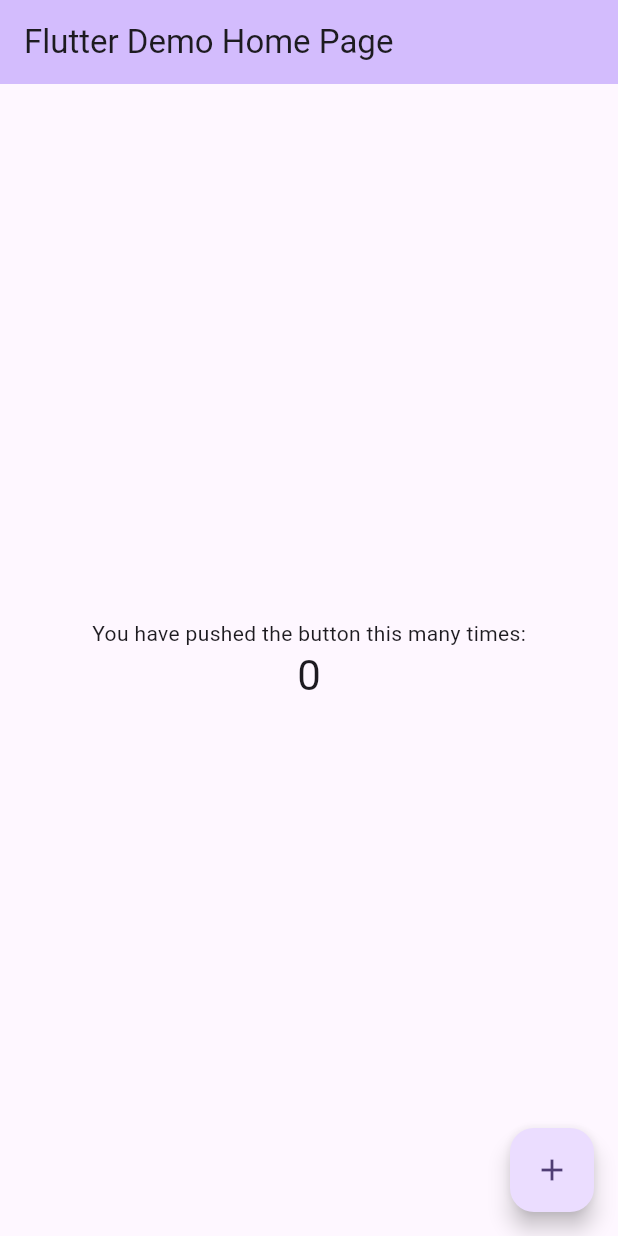
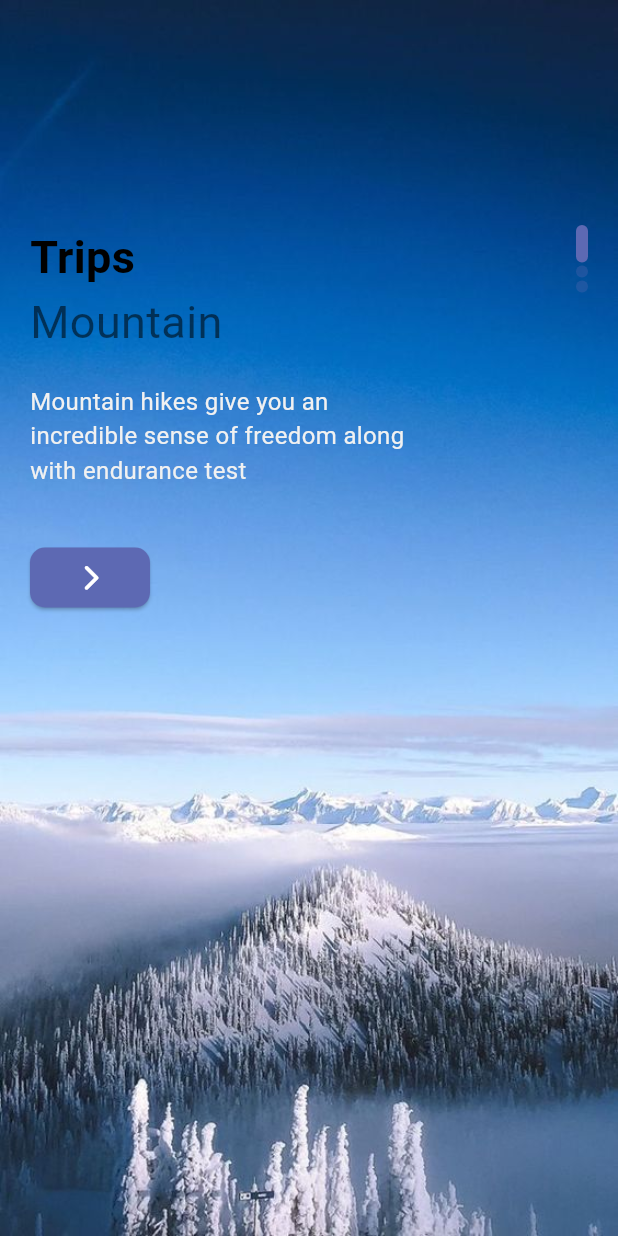
Before and after one commit to MahmoudAboHebil/travel_app_flutter, a Flutter app: the screen it shows after launch, on a phone screen of 412 x 824 dp. Run offline on Flutter 3.47's test engine with Material 3 defaults, Android fonts, the phone set to English and light mode, and no system bars; our stand-ins replace font_awesome_flutter.

Commit message:
creating welcome page

```diff
--- /dev/null
+++ b/lib/constants/app_colors.dart
@@ -0,0 +1,11 @@
+import 'dart:ui';
+
+class AppColors {
+  static final Color textColor1 = Color(0xff989acd);
+  static final Color textColor2 = Color(0xff878593);
+  static final Color bigTextColor = Color(0xff2e2e31);
+  static final Color mainColor = Color(0xff5d69b3);
+  static final Color startColor = Color(0xffe7bb4e);
+  static final Color mainTextColor = Color(0xffababad);
+  static final Color buttonBackground = Color(0xfff1f1f1);
+}
--- a/lib/main.dart
+++ b/lib/main.dart
@@ -1,4 +1,5 @@
 import 'package:flutter/material.dart';
+import 'package:travel_app_flutter/pages/welcome_page.dart';
 
 void main() {
   runApp(const MyApp());
@@ -7,119 +8,12 @@ void main() {
 class MyApp extends StatelessWidget {
   const MyApp({super.key});
 
-  // This widget is the root of your application.
   @override
   Widget build(BuildContext context) {
     return MaterialApp(
       title: 'Flutter Demo',
-      theme: ThemeData(
-        // This is the theme of your application.
-        //
-        // TRY THIS: Try running your application with "flutter run". You'll see
-        // the application has a purple toolbar. Then, without quitting the app,
-        // try changing the seedColor in the colorScheme below to Colors.green
-        // and then invoke "hot reload" (save your changes or press the "hot
-        // reload" button in a Flutter-supported IDE, or press "r" if you used
-        // the command line to start the app).
-        //
-        // Notice that the counter didn't reset back to zero; the application
-        // state is not lost during the reload. To reset the state, use hot
-        // restart instead.
-        //
-        // This works for code too, not just values: Most code changes can be
-        // tested with just a hot reload.
-        colorScheme: ColorScheme.fromSeed(seedColor: Colors.deepPurple),
-        useMaterial3: true,
-      ),
-      home: const MyHomePage(title: 'Flutter Demo Home Page'),
+      debugShowCheckedModeBanner: false,
+      home: WelcomePage(),
     );
   }
 }
-
-class MyHomePage extends StatefulWidget {
-  const MyHomePage({super.key, required this.title});
-
-  // This widget is the home page of your application. It is stateful, meaning
-  // that it has a State object (defined below) that contains fields that affect
-  // how it looks.
-
-  // This class is the configuration for the state. It holds the values (in this
-  // case the title) provided by the parent (in this case the App widget) and
-  // used by the build method of the State. Fields in a Widget subclass are
-  // always marked "final".
-
-  final String title;
-
-  @override
-  State<MyHomePage> createState() => _MyHomePageState();
-}
-
-class _MyHomePageState extends State<MyHomePage> {
-  int _counter = 0;
-
-  void _incrementCounter() {
-    setState(() {
-      // This call to setState tells the Flutter framework that something has
-      // changed in this State, which causes it to rerun the build method below
-      // so that the display can reflect the updated values. If we changed
-      // _counter without calling setState(), then the build method would not be
-      // called again, and so nothing would appear to happen.
-      _counter++;
-    });
-  }
-
-  @override
-  Widget build(BuildContext context) {
-    // This method is rerun every time setState is called, for instance as done
-    // by the _incrementCounter method above.
-    //
-    // The Flutter framework has been optimized to make rerunning build methods
-    // fast, so that you can just rebuild anything that needs updating rather
-    // than having to individually change instances of widgets.
-    return Scaffold(
-      appBar: AppBar(
-        // TRY THIS: Try changing the color here to a specific color (to
-        // Colors.amber, perhaps?) and trigger a hot reload to see the AppBar
-        // change color while the other colors stay the same.
-        backgroundColor: Theme.of(context).colorScheme.inversePrimary,
-        // Here we take the value from the MyHomePage object that was created by
-        // the App.build method, and use it to set our appbar title.
-        title: Text(widget.title),
-      ),
-      body: Center(
-        // Center is a layout widget. It takes a single child and positions it
-        // in the middle of the parent.
-        child: Column(
-          // Column is also a layout widget. It takes a list of children and
-          // arranges them vertically. By default, it sizes itself to fit its
-          // children horizontally, and tries to be as tall as its parent.
-          //
-          // Column has various properties to control how it sizes itself and
-          // how it positions its children. Here we use mainAxisAlignment to
-          // center the children vertically; the main axis here is the vertical
-          // axis because Columns are vertical (the cross axis would be
-          // horizontal).
-          //
-          // TRY THIS: Invoke "debug painting" (choose the "Toggle Debug Paint"
-          // action in the IDE, or press "p" in the console), to see the
-          // wireframe for each widget.
-          mainAxisAlignment: MainAxisAlignment.center,
-          children: <Widget>[
-            const Text(
-              'You have pushed the button this many times:',
-            ),
-            Text(
-              '$_counter',
-              style: Theme.of(context).textTheme.headlineMedium,
-            ),
-          ],
-        ),
-      ),
-      floatingActionButton: FloatingActionButton(
-        onPressed: _incrementCounter,
-        tooltip: 'Increment',
-        child: const Icon(Icons.add),
-      ), // This trailing comma makes auto-formatting nicer for build methods.
-    );
-  }
-}
--- /dev/null
+++ b/lib/pages/welcome_page.dart
@@ -0,0 +1,112 @@
+import 'package:flutter/cupertino.dart';
+import 'package:flutter/material.dart';
+import 'package:travel_app_flutter/constants/app_colors.dart';
+import 'package:travel_app_flutter/widgets/app_text.dart';
+import 'package:travel_app_flutter/widgets/responsive_button.dart';
+
+import '../widgets/app_large_text.dart';
+
+class WelcomePage extends StatefulWidget {
+  @override
+  State<WelcomePage> createState() => _WelcomePageState();
+}
+
+class _WelcomePageState extends State<WelcomePage> {
+  List images = [
+    'welcome_one.jpg',
+    'welcome_two.jpg',
+    'welcome_three.jpg',
+  ];
+  List sentences = [
+    'Mountain hikes give you an incredible sense of freedom along with endurance test',
+    'Embarking on a safari adventure immerses you in the heart of the wild, where the untamed landscapes and majestic creatures ignite a primal sense of wonder and awe',
+    'Delving into ancient ruins offers a captivating journey through history, where every crumbling stone tells a story and every step uncovers secrets of civilizations long past'
+  ];
+  List subjects = [
+    'Mountain',
+    'Safari',
+    'Ancient Ruins',
+  ];
+  List colours = [
+    AppColors.buttonBackground,
+    AppColors.bigTextColor,
+    AppColors.mainColor
+  ];
+  int pageNumber = 0;
+  @override
+  Widget build(BuildContext context) {
+    return Scaffold(
+      body: PageView.builder(
+        scrollDirection: Axis.vertical,
+        itemCount: images.length,
+        onPageChanged: (value) {
+          setState(() {
+            pageNumber = value;
+          });
+        },
+        itemBuilder: (_, index) {
+          return Container(
+            width: double.maxFinite,
+            height: double.maxFinite,
+            decoration: BoxDecoration(
+                image: DecorationImage(
+                    image: AssetImage(
+                      'assets/images/' + images[index],
+                    ),
+                    fit: BoxFit.cover)),
+            child: Container(
+              margin: EdgeInsets.only(top: 150, left: 20, right: 20),
+              child: Row(
+                mainAxisAlignment: MainAxisAlignment.spaceBetween,
+                children: [
+                  Column(
+                    crossAxisAlignment: CrossAxisAlignment.start,
+                    children: [
+                      AppLargeText(text: 'Trips'),
+                      AppText(
+                        text: subjects[index],
+                        size: 30,
+                      ),
+                      SizedBox(
+                        height: 20,
+                      ),
+                      Container(
+                        width: 250,
+                        child: AppText(
+                          text: sentences[index],
+                          color: colours[index],
+                        ),
+                      ),
+                      SizedBox(
+                        height: 40,
+                      ),
+                      ResponsiveButton(
+                        width: 80,
+                      )
+                    ],
+                  ),
+                  Column(
+                    children: List.generate(3, (indexSlider) {
+                      return AnimatedContainer(
+                        margin: EdgeInsets.only(bottom: 2),
+                        // curve: Curves.easeIn,
+                        duration: Duration(milliseconds: 500),
+                        width: 8,
+                        height: pageNumber == indexSlider ? 25 : 8,
+                        decoration: BoxDecoration(
+                            color: index == indexSlider
+                                ? AppColors.mainColor
+                                : AppColors.mainColor.withOpacity(0.3),
+                            borderRadius: BorderRadius.circular(8)),
+                      );
+                    }),
+                  )
+                ],
+              ),
+            ),
+          );
+        },
+      ),
+    );
+  }
+}
--- /dev/null
+++ b/lib/widgets/app_large_text.dart
@@ -0,0 +1,18 @@
+import 'package:flutter/cupertino.dart';
+import 'package:flutter/material.dart';
+
+class AppLargeText extends StatelessWidget {
+  String text;
+  double size;
+  Color color;
+  AppLargeText({required this.text, this.size = 30, this.color = Colors.black});
+
+  @override
+  Widget build(BuildContext context) {
+    return Text(
+      text,
+      style:
+          TextStyle(color: color, fontWeight: FontWeight.bold, fontSize: size),
+    );
+  }
+}
--- /dev/null
+++ b/lib/widgets/app_text.dart
@@ -0,0 +1,17 @@
+import 'package:flutter/cupertino.dart';
+import 'package:flutter/material.dart';
+
+class AppText extends StatelessWidget {
+  String text;
+  double size;
+  Color color;
+  AppText({required this.text, this.size = 16, this.color = Colors.black54});
+
+  @override
+  Widget build(BuildContext context) {
+    return Text(
+      text,
+      style: TextStyle(color: color, fontSize: size),
+    );
+  }
+}
--- /dev/null
+++ b/lib/widgets/responsive_button.dart
@@ -0,0 +1,32 @@
+import 'package:flutter/cupertino.dart';
+import 'package:flutter/material.dart';
+import 'package:travel_app_flutter/constants/app_colors.dart';
+import 'package:font_awesome_flutter/font_awesome_flutter.dart';
+
+class ResponsiveButton extends StatelessWidget {
+  double? width;
+  ResponsiveButton({this.width});
+  @override
+  Widget build(BuildContext context) {
+    return SizedBox(
+      height: 40,
+      width: width,
+      child: ElevatedButton(
+        style: ButtonStyle(
+            shape: MaterialStatePropertyAll(RoundedRectangleBorder(
+                borderRadius: BorderRadius.circular(10))),
+            backgroundColor: MaterialStatePropertyAll(AppColors.mainColor)),
+        onPressed: () {},
+        child: Row(
+          mainAxisAlignment: MainAxisAlignment.center,
+          children: [
+            Icon(
+              FontAwesomeIcons.chevronRight,
+              color: CupertinoColors.white,
+            )
+          ],
+        ),
+      ),
+    );
+  }
+}
```
Also changed, not shown: pubspec.yaml (+5 -4 lines), assets/images/welcome_one.jpg (added), assets/images/welcome_three.jpg (added), assets/images/welcome_two.jpg (added), pubspec.lock.
